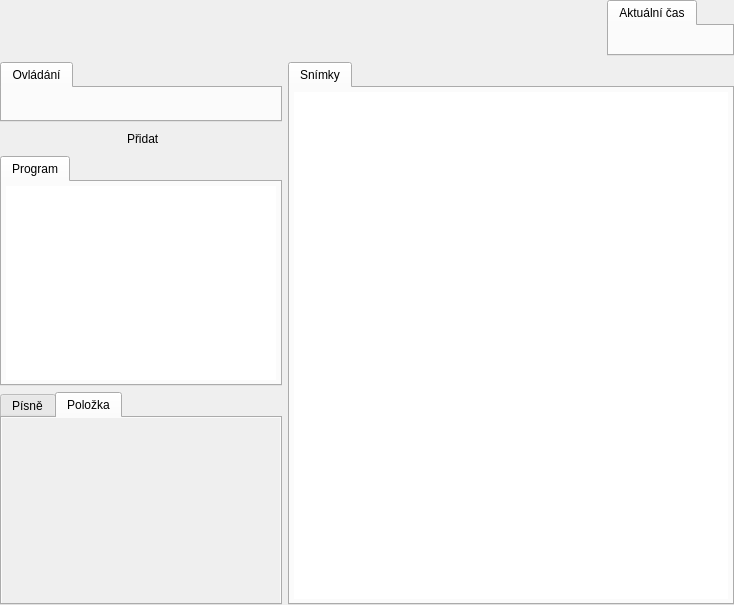
CZDanol/StrawLumen, file src/gui/mainwindow_presentationmode.ui: the form before one commit.
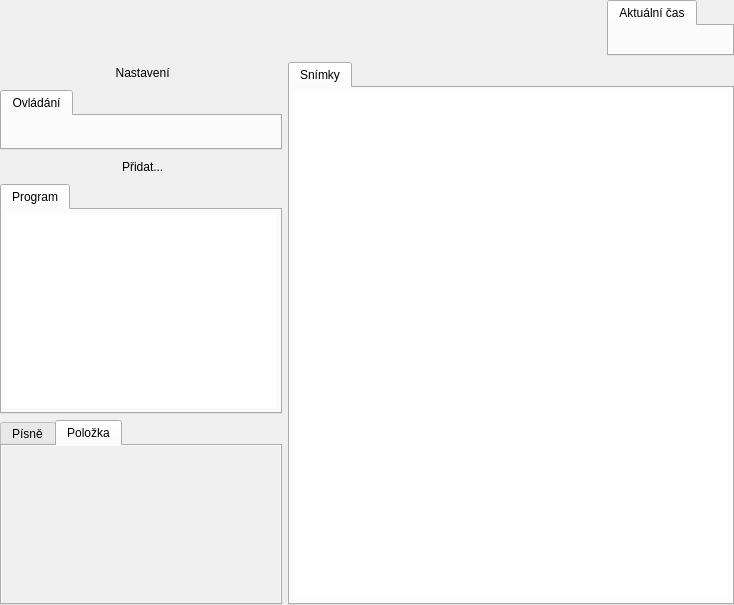
The form after the commit. Icons and pictures are not drawn.

Commit message: Beginning of native slide rendering

Diff of the .ui file:
```diff
--- a/src/gui/mainwindow_presentationmode.ui
+++ b/src/gui/mainwindow_presentationmode.ui
@@ -111,6 +111,38 @@
     <layout class="QHBoxLayout" name="horizontalLayout">
      <item>
       <layout class="QVBoxLayout" name="verticalLayout_3">
+       <item>
+        <widget class="QWidget" name="twControlsCorner" native="true">
+         <layout class="QHBoxLayout" name="horizontalLayout_6">
+          <property name="leftMargin">
+           <number>0</number>
+          </property>
+          <property name="topMargin">
+           <number>0</number>
+          </property>
+          <property name="rightMargin">
+           <number>0</number>
+          </property>
+          <property name="bottomMargin">
+           <number>0</number>
+          </property>
+          <item>
+           <widget class="QPushButton" name="btnSettings">
+            <property name="text">
+             <string> Nastavení</string>
+            </property>
+            <property name="icon">
+             <iconset resource="../../res/resources.qrc">
+              <normaloff>:/icons/16/Settings_16px.png</normaloff>:/icons/16/Settings_16px.png</iconset>
+            </property>
+            <property name="flat">
+             <bool>true</bool>
+            </property>
+           </widget>
+          </item>
+         </layout>
+        </widget>
+       </item>
        <item>
         <widget class="QTabWidget" name="twControls">
          <property name="sizePolicy">
@@ -291,7 +323,7 @@
           <item>
            <widget class="QPushButton" name="btnAddPresentation">
             <property name="text">
-             <string> Přidat</string>
+             <string> Přidat...</string>
             </property>
             <property name="icon">
              <iconset resource="../../res/resources.qrc">
@@ -442,7 +474,7 @@
                 <x>0</x>
                 <y>0</y>
                 <width>302</width>
-                <height>159</height>
+                <height>129</height>
                </rect>
               </property>
               <layout class="QVBoxLayout" name="verticalLayout_9"/>
```
Left out of the diff: 12 changed lines with no effect on the pictures. The commit also changes 20 other files.
